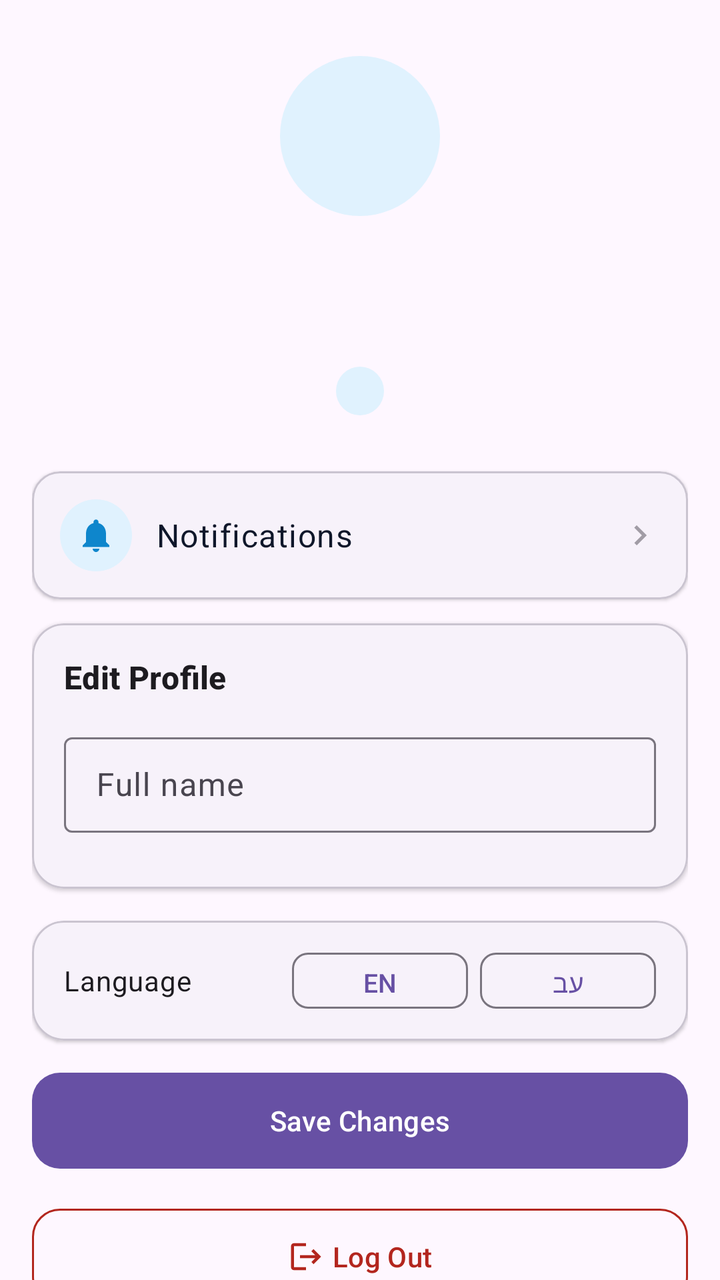
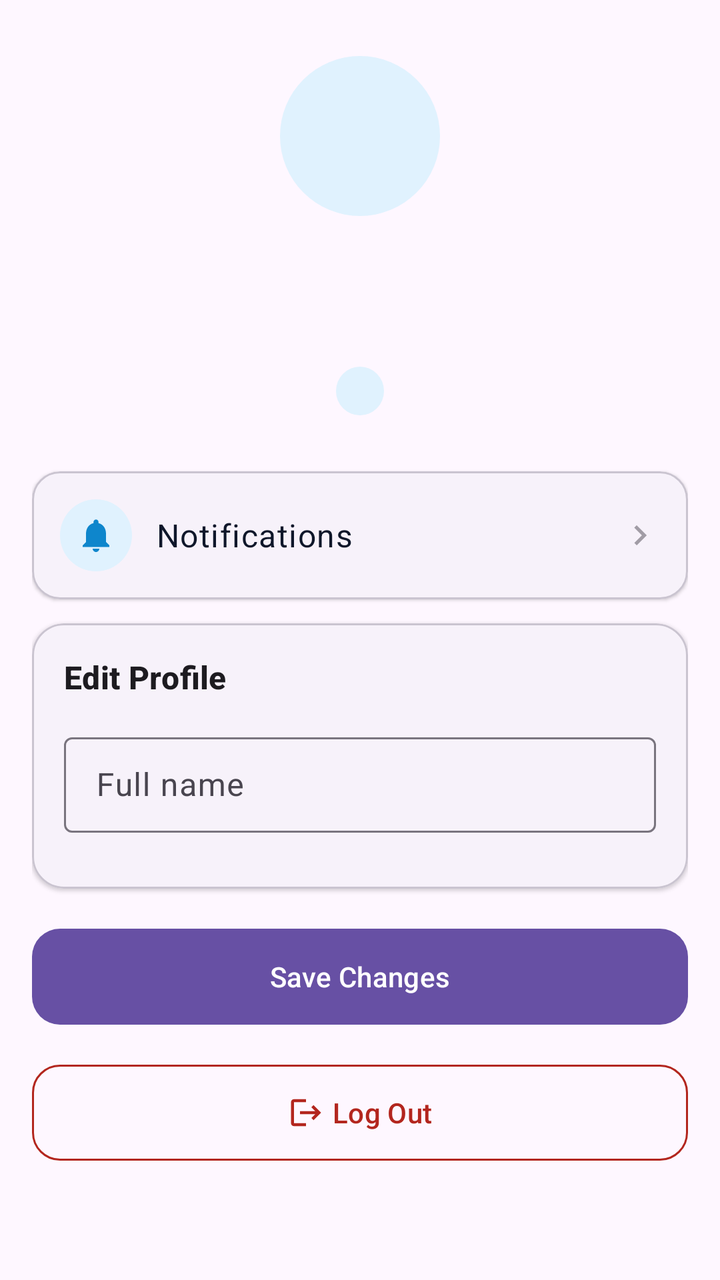

Compare the two renders of this Android layout. The source of the first and the diff that turns it into the second are given below.
<!-- AndroidManifest.xml: application theme Theme.VET4PET -->
<!-- res/layout/fragment_profile.xml -->
<?xml version="1.0" encoding="utf-8"?>
<androidx.core.widget.NestedScrollView
    xmlns:android="http://schemas.android.com/apk/res/android"
    xmlns:app="http://schemas.android.com/apk/res-auto"
    android:layout_width="match_parent"
    android:layout_height="match_parent">

    <LinearLayout
        android:layout_width="match_parent"
        android:layout_height="wrap_content"
        android:orientation="vertical"
        android:paddingHorizontal="16dp"
        android:paddingTop="28dp"
        android:paddingBottom="40dp">

        
        <LinearLayout
            android:layout_width="match_parent"
            android:layout_height="wrap_content"
            android:orientation="vertical"
            android:gravity="center"
            android:layout_marginBottom="28dp">

            <TextView
                android:id="@+id/tv_avatar_initial"
                android:layout_width="80dp"
                android:layout_height="80dp"
                android:background="@drawable/bg_avatar"
                android:gravity="center"
                android:textSize="32sp"
                android:textColor="@color/brand_dark"
                android:textStyle="bold" />

            <TextView
                android:id="@+id/tv_user_name"
                android:layout_width="wrap_content"
                android:layout_height="wrap_content"
                android:layout_marginTop="14dp"
                android:textAppearance="?attr/textAppearanceHeadlineSmall"
                android:textStyle="bold"
                android:textColor="?attr/colorOnSurface"
                android:gravity="center" />

            <TextView
                android:id="@+id/tv_user_email"
                android:layout_width="wrap_content"
                android:layout_height="wrap_content"
                android:layout_marginTop="4dp"
                android:textAppearance="?attr/textAppearanceBodyMedium"
                android:textColor="?attr/colorOnSurfaceVariant"
                android:gravity="center" />

            <TextView
                android:id="@+id/tv_user_role"
                android:layout_width="wrap_content"
                android:layout_height="wrap_content"
                android:layout_marginTop="6dp"
                android:paddingHorizontal="12dp"
                android:paddingVertical="4dp"
                android:background="@drawable/bg_avatar"
                android:textAppearance="?attr/textAppearanceLabelMedium"
                android:textColor="@color/brand_dark"
                android:textStyle="bold" />

        </LinearLayout>

        
        <com.google.android.material.card.MaterialCardView
            android:id="@+id/card_schedule"
            style="@style/Widget.Material3.CardView.Elevated"
            android:layout_width="match_parent"
            android:layout_height="wrap_content"
            android:layout_marginBottom="12dp"
            android:clickable="true"
            android:focusable="true"
            android:visibility="gone"
            app:cardCornerRadius="14dp"
            app:cardElevation="1dp"
            app:strokeColor="?attr/colorOutlineVariant"
            app:strokeWidth="1dp">

            <LinearLayout
                android:id="@+id/row_schedule"
                android:layout_width="match_parent"
                android:layout_height="wrap_content"
                android:orientation="horizontal"
                android:gravity="center_vertical"
                android:padding="14dp"
                android:background="?attr/selectableItemBackground"
                android:clickable="true"
                android:focusable="true">

                <ImageView
                    android:layout_width="36dp"
                    android:layout_height="36dp"
                    android:padding="8dp"
                    android:background="@drawable/bg_avatar"
                    android:src="@drawable/ic_nav_appointments"
                    app:tint="@color/brand_dark"
                    tools:ignore="ContentDescription"
                    xmlns:tools="http://schemas.android.com/tools" />

                <TextView
                    android:layout_width="0dp"
                    android:layout_height="wrap_content"
                    android:layout_weight="1"
                    android:layout_marginStart="12dp"
                    android:text="@string/schedule_title"
                    android:textAppearance="?attr/textAppearanceBodyLarge"
                    android:textColor="@color/ink" />

                <ImageView
                    android:layout_width="20dp"
                    android:layout_height="20dp"
                    android:src="@drawable/ic_chevron_right"
                    android:alpha="0.5"
                    app:tint="?attr/colorOnSurfaceVariant"
                    tools:ignore="ContentDescription"
                    xmlns:tools="http://schemas.android.com/tools" />

            </LinearLayout>
        </com.google.android.material.card.MaterialCardView>

        
        <com.google.android.material.card.MaterialCardView
            style="@style/Widget.Material3.CardView.Elevated"
            android:layout_width="match_parent"
            android:layout_height="wrap_content"
            android:layout_marginBottom="12dp"
            android:clickable="true"
            android:focusable="true"
            app:cardCornerRadius="14dp"
            app:cardElevation="1dp"
            app:strokeColor="?attr/colorOutlineVariant"
            app:strokeWidth="1dp">

            <LinearLayout
                android:id="@+id/row_notifications"
                android:layout_width="match_parent"
                android:layout_height="wrap_content"
                android:orientation="horizontal"
                android:gravity="center_vertical"
                android:padding="14dp"
                android:background="?attr/selectableItemBackground"
                android:clickable="true"
                android:focusable="true">

                <ImageView
                    android:layout_width="36dp"
                    android:layout_height="36dp"
                    android:padding="8dp"
                    android:background="@drawable/bg_avatar"
                    android:src="@drawable/ic_notifications"
                    app:tint="@color/brand_dark"
                    tools:ignore="ContentDescription"
                    xmlns:tools="http://schemas.android.com/tools" />

                <LinearLayout
                    android:layout_width="0dp"
                    android:layout_height="wrap_content"
                    android:layout_weight="1"
                    android:layout_marginStart="12dp"
                    android:orientation="vertical">

                    <TextView
                        android:layout_width="wrap_content"
                        android:layout_height="wrap_content"
                        android:text="@string/nav_notifications"
                        android:textAppearance="?attr/textAppearanceBodyLarge"
                        android:textColor="@color/ink" />

                    <TextView
                        android:id="@+id/tv_unread_count"
                        android:layout_width="wrap_content"
                        android:layout_height="wrap_content"
                        android:textAppearance="?attr/textAppearanceBodySmall"
                        android:textColor="@color/brand"
                        android:visibility="gone" />

                </LinearLayout>

                <ImageView
                    android:layout_width="20dp"
                    android:layout_height="20dp"
                    android:src="@drawable/ic_chevron_right"
                    android:alpha="0.5"
                    app:tint="?attr/colorOnSurfaceVariant"
                    tools:ignore="ContentDescription"
                    xmlns:tools="http://schemas.android.com/tools" />

            </LinearLayout>
        </com.google.android.material.card.MaterialCardView>

        
        <com.google.android.material.progressindicator.LinearProgressIndicator
            android:id="@+id/progress_profile"
            android:layout_width="match_parent"
            android:layout_height="wrap_content"
            android:layout_marginBottom="12dp"
            android:indeterminate="true"
            android:visibility="gone"
            app:trackCornerRadius="4dp" />

        
        <com.google.android.material.card.MaterialCardView
            style="@style/Widget.Material3.CardView.Elevated"
            android:layout_width="match_parent"
            android:layout_height="wrap_content"
            android:layout_marginBottom="16dp"
            app:cardCornerRadius="16dp"
            app:cardElevation="1dp"
            app:strokeColor="?attr/colorOutlineVariant"
            app:strokeWidth="1dp">

            <LinearLayout
                android:layout_width="match_parent"
                android:layout_height="wrap_content"
                android:orientation="vertical"
                android:padding="16dp">

                <TextView
                    android:layout_width="wrap_content"
                    android:layout_height="wrap_content"
                    android:layout_marginBottom="14dp"
                    android:text="@string/profile_edit_title"
                    android:textAppearance="?attr/textAppearanceTitleMedium"
                    android:textStyle="bold"
                    android:textColor="?attr/colorOnSurface" />

                
                <com.google.android.material.textfield.TextInputLayout
                    android:id="@+id/layout_name"
                    style="@style/Widget.Material3.TextInputLayout.OutlinedBox.Dense"
                    android:layout_width="match_parent"
                    android:layout_height="wrap_content"
                    android:layout_marginBottom="12dp"
                    android:hint="@string/profile_hint_name">

                    <com.google.android.material.textfield.TextInputEditText
                        android:id="@+id/et_name"
                        android:layout_width="match_parent"
                        android:layout_height="wrap_content"
                        android:inputType="textPersonName|textCapWords"
                        android:singleLine="true" />
                </com.google.android.material.textfield.TextInputLayout>

                
                <com.google.android.material.textfield.TextInputLayout
                    android:id="@+id/layout_national_id"
                    style="@style/Widget.Material3.TextInputLayout.OutlinedBox.Dense"
                    android:layout_width="match_parent"
                    android:layout_height="wrap_content"
                    android:layout_marginBottom="12dp"
                    android:hint="@string/profile_hint_national_id"
                    android:visibility="gone">

                    <com.google.android.material.textfield.TextInputEditText
                        android:id="@+id/et_national_id"
                        android:layout_width="match_parent"
                        android:layout_height="wrap_content"
                        android:inputType="number"
                        android:maxLength="9"
                        android:singleLine="true" />
                </com.google.android.material.textfield.TextInputLayout>

                

                
                <com.google.android.material.textfield.TextInputLayout
                    android:id="@+id/layout_clinic"
                    style="@style/Widget.Material3.TextInputLayout.OutlinedBox.Dense"
                    android:layout_width="match_parent"
                    android:layout_height="wrap_content"
                    android:layout_marginBottom="12dp"
                    android:hint="@string/profile_hint_clinic"
                    android:visibility="gone">

                    <com.google.android.material.textfield.TextInputEditText
                        android:id="@+id/et_clinic"
                        android:layout_width="match_parent"
                        android:layout_height="wrap_content"
                        android:inputType="textCapWords"
                        android:singleLine="true" />
                </com.google.android.material.textfield.TextInputLayout>

                
                <com.google.android.material.textfield.TextInputLayout
                    android:id="@+id/layout_address"
                    style="@style/Widget.Material3.TextInputLayout.OutlinedBox.Dense"
                    android:layout_width="match_parent"
                    android:layout_height="wrap_content"
                    android:layout_marginBottom="12dp"
                    android:hint="@string/profile_hint_address"
                    android:visibility="gone">

                    <com.google.android.material.textfield.TextInputEditText
                        android:id="@+id/et_address"
                        android:layout_width="match_parent"
                        android:layout_height="wrap_content"
                        android:inputType="textPostalAddress"
                        android:singleLine="true" />
                </com.google.android.material.textfield.TextInputLayout>

                
                <com.google.android.material.textfield.TextInputLayout
                    android:id="@+id/layout_phone"
                    style="@style/Widget.Material3.TextInputLayout.OutlinedBox.Dense"
                    android:layout_width="match_parent"
                    android:layout_height="wrap_content"
                    android:layout_marginBottom="16dp"
                    android:hint="@string/profile_hint_phone"
                    android:visibility="gone">

                    <com.google.android.material.textfield.TextInputEditText
                        android:id="@+id/et_phone"
                        android:layout_width="match_parent"
                        android:layout_height="wrap_content"
                        android:inputType="phone"
                        android:singleLine="true" />
                </com.google.android.material.textfield.TextInputLayout>

                
                <com.google.android.material.materialswitch.MaterialSwitch
                    android:id="@+id/switch_on_call"
                    android:layout_width="match_parent"
                    android:layout_height="wrap_content"
                    android:layout_marginBottom="12dp"
                    android:text="@string/profile_on_call_label"
                    android:visibility="gone" />

                
                <com.google.android.material.button.MaterialButton
                    android:id="@+id/btn_set_location"
                    style="@style/Widget.Material3.Button.OutlinedButton"
                    android:layout_width="match_parent"
                    android:layout_height="wrap_content"
                    android:text="@string/profile_set_location"
                    app:icon="@drawable/ic_location"
                    app:iconGravity="textStart"
                    app:cornerRadius="10dp"
                    android:visibility="gone" />

                <TextView
                    android:id="@+id/tv_location_status"
                    android:layout_width="wrap_content"
                    android:layout_height="wrap_content"
                    android:layout_marginTop="6dp"
                    android:textAppearance="?attr/textAppearanceLabelSmall"
                    android:textColor="?attr/colorOnSurfaceVariant"
                    android:visibility="gone" />

            </LinearLayout>
        </com.google.android.material.card.MaterialCardView>

        
        <com.google.android.material.card.MaterialCardView
            style="@style/Widget.Material3.CardView.Elevated"
            android:layout_width="match_parent"
            android:layout_height="wrap_content"
            android:layout_marginBottom="12dp"
            app:cardCornerRadius="16dp"
            app:cardElevation="1dp"
            app:strokeColor="?attr/colorOutlineVariant"
            app:strokeWidth="1dp">

            <LinearLayout
                android:layout_width="match_parent"
                android:layout_height="wrap_content"
                android:orientation="horizontal"
                android:gravity="center_vertical"
                android:paddingHorizontal="16dp"
                android:paddingVertical="12dp">

                <TextView
                    android:layout_width="0dp"
                    android:layout_height="wrap_content"
                    android:layout_weight="1"
                    android:text="@string/profile_language"
                    android:textAppearance="?attr/textAppearanceBodyMedium"
                    android:textColor="?attr/colorOnSurface" />

                <com.google.android.material.button.MaterialButton
                    android:id="@+id/btn_lang_en"
                    style="@style/Widget.Material3.Button.OutlinedButton"
                    android:layout_width="wrap_content"
                    android:layout_height="36dp"
                    android:layout_marginEnd="6dp"
                    android:text="@string/lang_english"
                    android:textSize="13sp"
                    app:cornerRadius="8dp" />

                <com.google.android.material.button.MaterialButton
                    android:id="@+id/btn_lang_he"
                    style="@style/Widget.Material3.Button.OutlinedButton"
                    android:layout_width="wrap_content"
                    android:layout_height="36dp"
                    android:text="@string/lang_hebrew"
                    android:textSize="13sp"
                    app:cornerRadius="8dp" />

            </LinearLayout>
        </com.google.android.material.card.MaterialCardView>

        
        <com.google.android.material.button.MaterialButton
            android:id="@+id/btn_save"
            style="@style/Widget.Material3.Button"
            android:layout_width="match_parent"
            android:layout_height="56dp"
            android:layout_marginBottom="12dp"
            android:text="@string/profile_save"
            app:cornerRadius="14dp" />

        
        <com.google.android.material.button.MaterialButton
            android:id="@+id/btn_logout"
            style="@style/Widget.Material3.Button.OutlinedButton"
            android:layout_width="match_parent"
            android:layout_height="56dp"
            android:text="@string/action_logout"
            android:textColor="?attr/colorError"
            app:icon="@drawable/ic_logout"
            app:iconTint="?attr/colorError"
            app:iconGravity="textStart"
            app:strokeColor="?attr/colorError"
            app:cornerRadius="14dp" />

    </LinearLayout>

</androidx.core.widget.NestedScrollView>
<!-- resources referenced by this layout -->
<resources>
  <color name="brand">#2BA8F5</color>
  <color name="brand_dark">#0E86CC</color>
  <color name="ink">#0F172A</color>
  <!-- drawable bg_avatar (drawable) -->
  <?xml version="1.0" encoding="utf-8"?>
  <shape xmlns:android="http://schemas.android.com/apk/res/android"
      android:shape="oval">
      <solid android:color="@color/brand_soft" />
  </shape>
  <!-- drawable ic_chevron_right (drawable) -->
  <?xml version="1.0" encoding="utf-8"?>
  <vector xmlns:android="http://schemas.android.com/apk/res/android"
      android:width="24dp"
      android:height="24dp"
      android:viewportWidth="24"
      android:viewportHeight="24"
      android:autoMirrored="true">
      <path
          android:fillColor="?attr/colorControlNormal"
          android:pathData="M10,6L8.59,7.41 13.17,12l-4.58,4.59L10,18l6,-6z" />
  </vector>
  <!-- drawable ic_location (drawable) -->
  <?xml version="1.0" encoding="utf-8"?>
  <vector xmlns:android="http://schemas.android.com/apk/res/android"
      android:width="24dp"
      android:height="24dp"
      android:viewportWidth="24"
      android:viewportHeight="24">
      <path
          android:fillColor="?attr/colorControlNormal"
          android:pathData="M12,2C8.13,2 5,5.13 5,9c0,5.25 7,13 7,13s7,-7.75 7,-13c0,-3.87 -3.13,-7 -7,-7zM12,11.5c-1.38,0 -2.5,-1.12 -2.5,-2.5s1.12,-2.5 2.5,-2.5 2.5,1.12 2.5,2.5 -1.12,2.5 -2.5,2.5z"/>
  </vector>
  <!-- drawable ic_logout (drawable) -->
  <?xml version="1.0" encoding="utf-8"?>
  <vector xmlns:android="http://schemas.android.com/apk/res/android"
      android:width="24dp"
      android:height="24dp"
      android:viewportWidth="24"
      android:viewportHeight="24">
      <path
          android:fillColor="@android:color/black"
          android:pathData="M17,7l-1.41,1.41L18.17,11H8v2h10.17l-2.58,2.58L17,17l5,-5zM4,5h8V3H4C2.9,3 2,3.9 2,5v14c0,1.1 0.9,2 2,2h8v-2H4V5z" />
  </vector>
  <!-- drawable ic_nav_appointments (drawable) -->
  <?xml version="1.0" encoding="utf-8"?>
  <vector xmlns:android="http://schemas.android.com/apk/res/android"
      android:width="24dp"
      android:height="24dp"
      android:viewportWidth="24"
      android:viewportHeight="24">
      <path
          android:fillColor="?attr/colorControlNormal"
          android:pathData="M17,12h-5v5h5v-5zM16,1v2H8V1H6v2H5C3.89,3 3.01,3.9 3.01,5L3,19c0,1.1 0.89,2 2,2h14c1.1,0 2,-0.9 2,-2V5c0,-1.1 -0.9,-2 -2,-2h-1V1h-2zM19,19H5V8h14v11z" />
  </vector>
  <!-- drawable ic_notifications (drawable) -->
  <?xml version="1.0" encoding="utf-8"?>
  <vector xmlns:android="http://schemas.android.com/apk/res/android"
      android:width="24dp"
      android:height="24dp"
      android:viewportWidth="24"
      android:viewportHeight="24">
      <path
          android:fillColor="@android:color/black"
          android:pathData="M12,22c1.1,0 2,-0.9 2,-2h-4c0,1.1 0.9,2 2,2zM18,16v-5c0,-3.07 -1.64,-5.64 -4.5,-6.32V4c0,-0.83 -0.67,-1.5 -1.5,-1.5s-1.5,0.67 -1.5,1.5v0.68C7.63,5.36 6,7.92 6,11v5l-2,2v1h16v-1l-2,-2z" />
  </vector>
  <string name="action_logout">Log Out</string>
  <string name="lang_english">EN</string>
  <string name="lang_hebrew">עב</string>
  <string name="nav_notifications">Notifications</string>
  <string name="profile_edit_title">Edit Profile</string>
  <string name="profile_hint_address">Clinic address</string>
  <string name="profile_hint_clinic">Clinic name</string>
  <string name="profile_hint_name">Full name</string>
  <string name="profile_hint_national_id">National ID (9 digits)</string>
  <string name="profile_hint_phone">Phone number</string>
  <string name="profile_language">Language</string>
  <string name="profile_on_call_label">Available for emergency (On Call)</string>
  <string name="profile_save">Save Changes</string>
  <string name="profile_set_location">Set Current Location as Clinic</string>
  <string name="schedule_title">Schedule</string>
  <style name="Theme.VET4PET" parent="Theme.Material3.DayNight.NoActionBar" />
  <color name="brand_soft">#E0F2FE</color>
</resources>

<!-- the commit's change to res/layout/fragment_profile.xml (unified diff, before → after) -->
@@ -352,54 +352,7 @@
             </LinearLayout>
         </com.google.android.material.card.MaterialCardView>
 
-        
-        <com.google.android.material.card.MaterialCardView
-            style="@style/Widget.Material3.CardView.Elevated"
-            android:layout_width="match_parent"
-            android:layout_height="wrap_content"
-            android:layout_marginBottom="12dp"
-            app:cardCornerRadius="16dp"
-            app:cardElevation="1dp"
-            app:strokeColor="?attr/colorOutlineVariant"
-            app:strokeWidth="1dp">
-
-            <LinearLayout
-                android:layout_width="match_parent"
-                android:layout_height="wrap_content"
-                android:orientation="horizontal"
-                android:gravity="center_vertical"
-                android:paddingHorizontal="16dp"
-                android:paddingVertical="12dp">
-
-                <TextView
-                    android:layout_width="0dp"
-                    android:layout_height="wrap_content"
-                    android:layout_weight="1"
-                    android:text="@string/profile_language"
-                    android:textAppearance="?attr/textAppearanceBodyMedium"
-                    android:textColor="?attr/colorOnSurface" />
-
-                <com.google.android.material.button.MaterialButton
-                    android:id="@+id/btn_lang_en"
-                    style="@style/Widget.Material3.Button.OutlinedButton"
-                    android:layout_width="wrap_content"
-                    android:layout_height="36dp"
-                    android:layout_marginEnd="6dp"
-                    android:text="@string/lang_english"
-                    android:textSize="13sp"
-                    app:cornerRadius="8dp" />
-
-                <com.google.android.material.button.MaterialButton
-                    android:id="@+id/btn_lang_he"
-                    style="@style/Widget.Material3.Button.OutlinedButton"
-                    android:layout_width="wrap_content"
-                    android:layout_height="36dp"
-                    android:text="@string/lang_hebrew"
-                    android:textSize="13sp"
-                    app:cornerRadius="8dp" />
-
-            </LinearLayout>
-        </com.google.android.material.card.MaterialCardView>
+
 
         
         <com.google.android.material.button.MaterialButton
<!-- resource entries referenced after the edit -->
@@ -66,8 +66,6 @@
           android:pathData="M12,22c1.1,0 2,-0.9 2,-2h-4c0,1.1 0.9,2 2,2zM18,16v-5c0,-3.07 -1.64,-5.64 -4.5,-6.32V4c0,-0.83 -0.67,-1.5 -1.5,-1.5s-1.5,0.67 -1.5,1.5v0.68C7.63,5.36 6,7.92 6,11v5l-2,2v1h16v-1l-2,-2z" />
   </vector>
   <string name="action_logout">Log Out</string>
-  <string name="lang_english">EN</string>
-  <string name="lang_hebrew">עב</string>
   <string name="nav_notifications">Notifications</string>
   <string name="profile_edit_title">Edit Profile</string>
   <string name="profile_hint_address">Clinic address</string>
@@ -75,7 +73,6 @@
   <string name="profile_hint_name">Full name</string>
   <string name="profile_hint_national_id">National ID (9 digits)</string>
   <string name="profile_hint_phone">Phone number</string>
-  <string name="profile_language">Language</string>
   <string name="profile_on_call_label">Available for emergency (On Call)</string>
   <string name="profile_save">Save Changes</string>
   <string name="profile_set_location">Set Current Location as Clinic</string>
